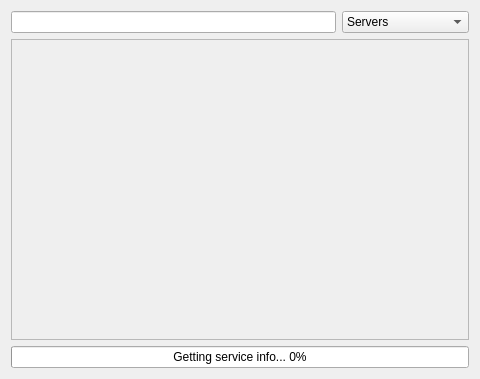
pars-linux/uludag, file staj-projeleri/pide/ui/main.ui: the form before one commit.
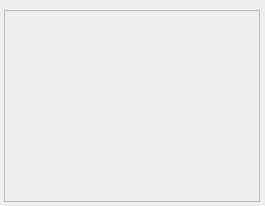
The form after the commit. Custom widgets are drawn as their Qt base class.

Diff of the .ui file:
```diff
--- a/staj-projeleri/pide/ui/main.ui
+++ b/staj-projeleri/pide/ui/main.ui
@@ -6,65 +6,25 @@
    <rect>
     <x>0</x>
     <y>0</y>
-    <width>480</width>
-    <height>379</height>
+    <width>265</width>
+    <height>206</height>
    </rect>
   </property>
   <property name="windowTitle">
    <string>Form</string>
   </property>
-  <layout class="QGridLayout" name="gridLayout">
-   <item row="0" column="0">
-    <layout class="QHBoxLayout" name="horizontalLayout">
-     <item>
-      <widget class="KLineEdit" name="lineSearch">
-       <property name="urlDropsEnabled">
-        <bool>false</bool>
-       </property>
-       <property name="clickMessage">
-        <string>type service name to search...</string>
-       </property>
-       <property name="showClearButton" stdset="0">
-        <bool>true</bool>
-       </property>
-      </widget>
-     </item>
-     <item>
-      <widget class="QComboBox" name="filterBox">
-       <item>
-        <property name="text">
-         <string>Servers</string>
-        </property>
-       </item>
-       <item>
-        <property name="text">
-         <string>System Services</string>
-        </property>
-       </item>
-       <item>
-        <property name="text">
-         <string>Startup Services</string>
-        </property>
-       </item>
-       <item>
-        <property name="text">
-         <string>Running Services</string>
-        </property>
-       </item>
-       <item>
-        <property name="text">
-         <string>All Services</string>
-        </property>
-       </item>
-      </widget>
-     </item>
-    </layout>
-   </item>
-   <item row="1" column="0">
     <widget class="QListWidget" name="listServices">
      <property name="enabled">
       <bool>false</bool>
      </property>
+   <property name="geometry">
+    <rect>
+     <x>4</x>
+     <y>10</y>
+     <width>256</width>
+     <height>192</height>
+    </rect>
+   </property>
      <property name="font">
       <font>
        <weight>50</weight>
@@ -90,29 +50,10 @@
       <enum>QAbstractItemView::ScrollPerItem</enum>
      </property>
     </widget>
-   </item>
-   <item row="2" column="0">
-    <widget class="QProgressBar" name="progress">
-     <property name="value">
-      <number>0</number>
-     </property>
-     <property name="textVisible">
-      <bool>true</bool>
-     </property>
-     <property name="format">
-      <string>Getting service info... %p%</string>
-     </property>
-    </widget>
-   </item>
-  </layout>
+  <widget class="QWidget" name="">
+   <layout class="QHBoxLayout" name="horizontalLayout"/>
+  </widget>
  </widget>
- <customwidgets>
-  <customwidget>
-   <class>KLineEdit</class>
-   <extends>QLineEdit</extends>
-   <header>klineedit.h</header>
-  </customwidget>
- </customwidgets>
  <resources/>
  <connections/>
 </ui>
```
Lines whose indentation alone changed are shown as unchanged.
